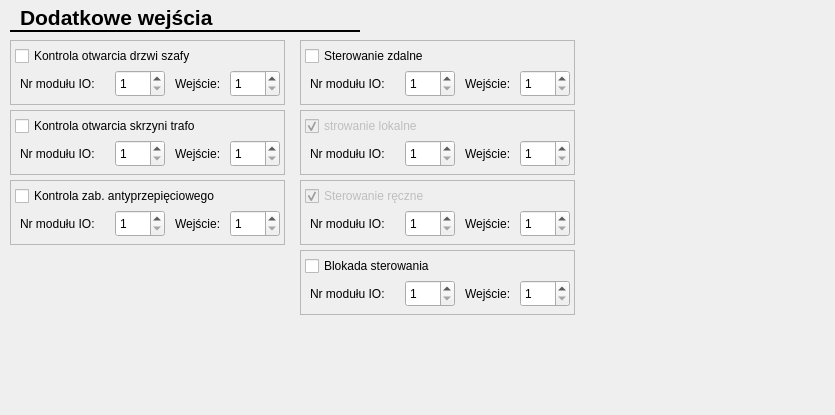
The window that CfgForms/ciocfgform.ui (kaczmar55/koneor_v2) describes before a commit, drawn with Qt 5.
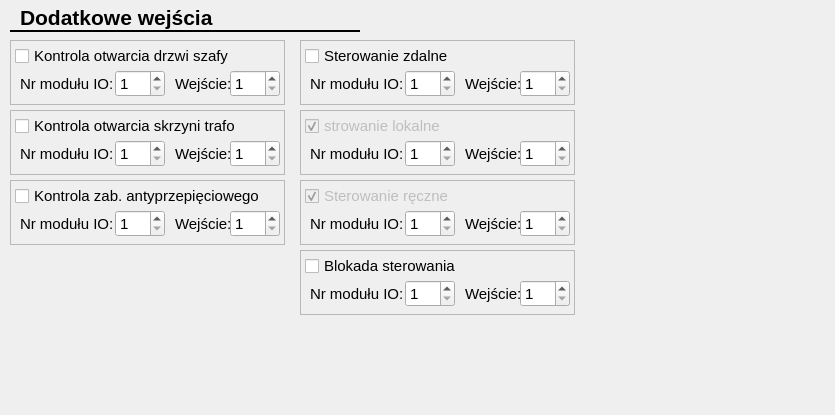
The same window after the commit.

What changed in the file:
```diff
--- a/CfgForms/ciocfgform.ui
+++ b/CfgForms/ciocfgform.ui
@@ -65,6 +65,11 @@
      <height>65</height>
     </rect>
    </property>
+   <property name="font">
+    <font>
+     <pointsize>11</pointsize>
+    </font>
+   </property>
    <property name="frameShape">
     <enum>QFrame::StyledPanel</enum>
    </property>
@@ -80,6 +85,11 @@
       <height>17</height>
      </rect>
     </property>
+    <property name="font">
+     <font>
+      <pointsize>11</pointsize>
+     </font>
+    </property>
     <property name="text">
      <string>Wejście:</string>
     </property>
@@ -93,6 +103,11 @@
       <height>27</height>
      </rect>
     </property>
+    <property name="font">
+     <font>
+      <pointsize>11</pointsize>
+     </font>
+    </property>
     <property name="minimum">
      <number>1</number>
     </property>
@@ -112,6 +127,11 @@
       <height>22</height>
      </rect>
     </property>
+    <property name="font">
+     <font>
+      <pointsize>11</pointsize>
+     </font>
+    </property>
     <property name="text">
      <string>Kontrola otwarcia drzwi szafy</string>
     </property>
@@ -125,6 +145,11 @@
       <height>27</height>
      </rect>
     </property>
+    <property name="font">
+     <font>
+      <pointsize>11</pointsize>
+     </font>
+    </property>
     <property name="minimum">
      <number>1</number>
     </property>
@@ -141,6 +166,11 @@
       <height>17</height>
      </rect>
     </property>
+    <property name="font">
+     <font>
+      <pointsize>11</pointsize>
+     </font>
+    </property>
     <property name="text">
      <string>Nr modułu IO:</string>
     </property>
@@ -155,6 +185,11 @@
      <height>65</height>
     </rect>
    </property>
+   <property name="font">
+    <font>
+     <pointsize>11</pointsize>
+    </font>
+   </property>
    <property name="frameShape">
     <enum>QFrame::StyledPanel</enum>
    </property>
@@ -170,6 +205,11 @@
       <height>17</height>
      </rect>
     </property>
+    <property name="font">
+     <font>
+      <pointsize>11</pointsize>
+     </font>
+    </property>
     <property name="text">
      <string>Wejście:</string>
     </property>
@@ -183,6 +223,11 @@
       <height>27</height>
      </rect>
     </property>
+    <property name="font">
+     <font>
+      <pointsize>11</pointsize>
+     </font>
+    </property>
     <property name="minimum">
      <number>1</number>
     </property>
@@ -202,6 +247,11 @@
       <height>22</height>
      </rect>
     </property>
+    <property name="font">
+     <font>
+      <pointsize>11</pointsize>
+     </font>
+    </property>
     <property name="text">
      <string>Kontrola otwarcia skrzyni trafo</string>
     </property>
@@ -215,6 +265,11 @@
       <height>27</height>
      </rect>
     </property>
+    <property name="font">
+     <font>
+      <pointsize>11</pointsize>
+     </font>
+    </property>
     <property name="minimum">
      <number>1</number>
     </property>
@@ -231,6 +286,11 @@
       <height>17</height>
      </rect>
     </property>
+    <property name="font">
+     <font>
+      <pointsize>11</pointsize>
+     </font>
+    </property>
     <property name="text">
      <string>Nr modułu IO:</string>
     </property>
@@ -245,6 +305,11 @@
      <height>65</height>
     </rect>
    </property>
+   <property name="font">
+    <font>
+     <pointsize>11</pointsize>
+    </font>
+   </property>
    <property name="frameShape">
     <enum>QFrame::StyledPanel</enum>
    </property>
@@ -260,6 +325,11 @@
       <height>17</height>
      </rect>
     </property>
+    <property name="font">
+     <font>
+      <pointsize>11</pointsize>
+     </font>
+    </property>
     <property name="text">
      <string>Wejście:</string>
     </property>
@@ -273,6 +343,11 @@
       <height>27</height>
      </rect>
     </property>
+    <property name="font">
+     <font>
+      <pointsize>11</pointsize>
+     </font>
+    </property>
     <property name="minimum">
      <number>1</number>
     </property>
@@ -295,6 +370,11 @@
       <height>22</height>
      </rect>
     </property>
+    <property name="font">
+     <font>
+      <pointsize>11</pointsize>
+     </font>
+    </property>
     <property name="text">
      <string>Sterowanie ręczne</string>
     </property>
@@ -311,6 +391,11 @@
       <height>27</height>
      </rect>
     </property>
+    <property name="font">
+     <font>
+      <pointsize>11</pointsize>
+     </font>
+    </property>
     <property name="minimum">
      <number>1</number>
     </property>
@@ -327,6 +412,11 @@
       <height>17</height>
      </rect>
     </property>
+    <property name="font">
+     <font>
+      <pointsize>11</pointsize>
+     </font>
+    </property>
     <property name="text">
      <string>Nr modułu IO:</string>
     </property>
@@ -341,6 +431,11 @@
      <height>65</height>
     </rect>
    </property>
+   <property name="font">
+    <font>
+     <pointsize>11</pointsize>
+    </font>
+   </property>
    <property name="frameShape">
     <enum>QFrame::StyledPanel</enum>
    </property>
@@ -356,6 +451,11 @@
       <height>17</height>
      </rect>
     </property>
+    <property name="font">
+     <font>
+      <pointsize>11</pointsize>
+     </font>
+    </property>
     <property name="text">
      <string>Wejście:</string>
     </property>
@@ -369,6 +469,11 @@
       <height>27</height>
      </rect>
     </property>
+    <property name="font">
+     <font>
+      <pointsize>11</pointsize>
+     </font>
+    </property>
     <property name="minimum">
      <number>1</number>
     </property>
@@ -391,6 +496,11 @@
       <height>22</height>
      </rect>
     </property>
+    <property name="font">
+     <font>
+      <pointsize>11</pointsize>
+     </font>
+    </property>
     <property name="text">
      <string>strowanie lokalne</string>
     </property>
@@ -407,6 +517,11 @@
       <height>27</height>
      </rect>
     </property>
+    <property name="font">
+     <font>
+      <pointsize>11</pointsize>
+     </font>
+    </property>
     <property name="minimum">
      <number>1</number>
     </property>
@@ -423,6 +538,11 @@
       <height>17</height>
      </rect>
     </property>
+    <property name="font">
+     <font>
+      <pointsize>11</pointsize>
+     </font>
+    </property>
     <property name="text">
      <string>Nr modułu IO:</string>
     </property>
@@ -437,6 +557,11 @@
      <height>65</height>
     </rect>
    </property>
+   <property name="font">
+    <font>
+     <pointsize>11</pointsize>
+    </font>
+   </property>
    <property name="frameShape">
     <enum>QFrame::StyledPanel</enum>
    </property>
@@ -452,6 +577,11 @@
       <height>17</height>
      </rect>
     </property>
+    <property name="font">
+     <font>
+      <pointsize>11</pointsize>
+     </font>
+    </property>
     <property name="text">
      <string>Wejście:</string>
     </property>
@@ -465,6 +595,11 @@
       <height>27</height>
      </rect>
     </property>
+    <property name="font">
+     <font>
+      <pointsize>11</pointsize>
+     </font>
+    </property>
     <property name="minimum">
      <number>1</number>
     </property>
@@ -484,6 +619,11 @@
       <height>22</height>
      </rect>
     </property>
+    <property name="font">
+     <font>
+      <pointsize>11</pointsize>
+     </font>
+    </property>
     <property name="text">
      <string>Sterowanie zdalne</string>
     </property>
@@ -497,6 +637,11 @@
       <height>27</height>
      </rect>
     </property>
+    <property name="font">
+     <font>
+      <pointsize>11</pointsize>
+     </font>
+    </property>
     <property name="minimum">
      <number>1</number>
     </property>
@@ -513,6 +658,11 @@
       <height>17</height>
      </rect>
     </property>
+    <property name="font">
+     <font>
+      <pointsize>11</pointsize>
+     </font>
+    </property>
     <property name="text">
      <string>Nr modułu IO:</string>
     </property>
@@ -527,6 +677,11 @@
      <height>65</height>
     </rect>
    </property>
+   <property name="font">
+    <font>
+     <pointsize>11</pointsize>
+    </font>
+   </property>
    <property name="frameShape">
     <enum>QFrame::StyledPanel</enum>
    </property>
@@ -542,6 +697,11 @@
       <height>17</height>
      </rect>
     </property>
+    <property name="font">
+     <font>
+      <pointsize>11</pointsize>
+     </font>
+    </property>
     <property name="text">
      <string>Wejście:</string>
     </property>
@@ -555,6 +715,11 @@
       <height>27</height>
      </rect>
     </property>
+    <property name="font">
+     <font>
+      <pointsize>11</pointsize>
+     </font>
+    </property>
     <property name="minimum">
      <number>1</number>
     </property>
@@ -574,6 +739,11 @@
       <height>22</height>
      </rect>
     </property>
+    <property name="font">
+     <font>
+      <pointsize>11</pointsize>
+     </font>
+    </property>
     <property name="text">
      <string>Kontrola zab. antyprzepięciowego</string>
     </property>
@@ -587,6 +757,11 @@
       <height>27</height>
      </rect>
     </property>
+    <property name="font">
+     <font>
+      <pointsize>11</pointsize>
+     </font>
+    </property>
     <property name="minimum">
      <number>1</number>
     </property>
@@ -603,6 +778,11 @@
       <height>17</height>
      </rect>
     </property>
+    <property name="font">
+     <font>
+      <pointsize>11</pointsize>
+     </font>
+    </property>
     <property name="text">
      <string>Nr modułu IO:</string>
     </property>
@@ -617,6 +797,11 @@
      <height>65</height>
     </rect>
    </property>
+   <property name="font">
+    <font>
+     <pointsize>11</pointsize>
+    </font>
+   </property>
    <property name="frameShape">
     <enum>QFrame::StyledPanel</enum>
    </property>
@@ -632,6 +817,11 @@
       <height>17</height>
      </rect>
     </property>
+    <property name="font">
+     <font>
+      <pointsize>11</pointsize>
+     </font>
+    </property>
     <property name="text">
      <string>Wejście:</string>
     </property>
@@ -645,6 +835,11 @@
       <height>27</height>
      </rect>
     </property>
+    <property name="font">
+     <font>
+      <pointsize>11</pointsize>
+     </font>
+    </property>
     <property name="minimum">
      <number>1</number>
     </property>
@@ -667,6 +862,11 @@
       <height>22</height>
      </rect>
     </property>
+    <property name="font">
+     <font>
+      <pointsize>11</pointsize>
+     </font>
+    </property>
     <property name="text">
      <string>Blokada sterowania</string>
     </property>
@@ -683,6 +883,11 @@
       <height>27</height>
      </rect>
     </property>
+    <property name="font">
+     <font>
+      <pointsize>11</pointsize>
+     </font>
+    </property>
     <property name="minimum">
      <number>1</number>
     </property>
@@ -699,6 +904,11 @@
       <height>17</height>
      </rect>
     </property>
+    <property name="font">
+     <font>
+      <pointsize>11</pointsize>
+     </font>
+    </property>
     <property name="text">
      <string>Nr modułu IO:</string>
     </property>
```
